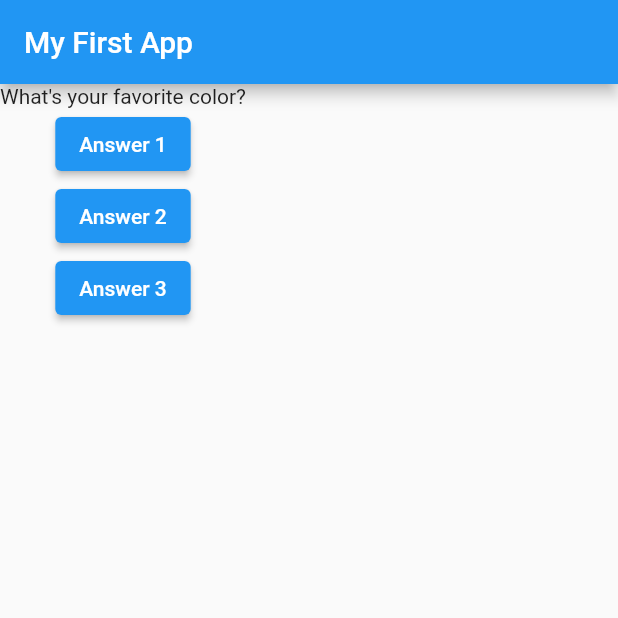
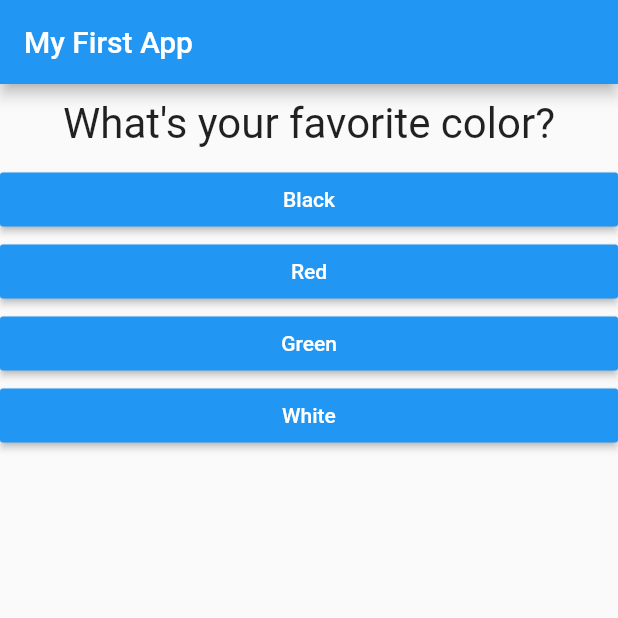
Before and after one commit to rohan1907/Flutter-apps, a Flutter app: the screen it shows after launch, on a phone screen of 412 x 824 dp, the top half of it. Run offline on Flutter 3.47's test engine with Material 2 defaults, Android fonts, the phone set to English and light mode, and no system bars.

Commit message:
Added Q/A implementation

```diff
--- /dev/null
+++ b/app1/lib/answer.dart
@@ -0,0 +1,21 @@
+import 'package:flutter/material.dart';
+
+class Answer extends StatelessWidget {
+  final Function selectHandler;
+  final String answerText;
+
+  Answer(this.selectHandler, this.answerText);
+
+  @override
+  Widget build(BuildContext context) {
+    return Container(
+      width: double.infinity,
+      child: RaisedButton(
+        color: Colors.blue,
+        textColor: Colors.white,
+        child: Text(answerText),
+        onPressed: selectHandler,
+      ),
+    );
+  }
+}
--- a/app1/lib/main.dart
+++ b/app1/lib/main.dart
@@ -1,4 +1,11 @@
 import 'package:flutter/material.dart';
+
+import './question.dart';
+import './answer.dart';
+
+// void main() {
+//   runApp(MyApp());
+// }
 
 void main() => runApp(MyApp());
 
@@ -23,8 +30,18 @@ class _MyAppState extends State<MyApp> {
   @override
   Widget build(BuildContext context) {
     var questions = [
-      'What\'s your favorite color?',
-      'What\'s your favorite animal?',
+      {
+        'questionText': 'What\'s your favorite color?',
+        'answers': ['Black', 'Red', 'Green', 'White'],
+      },
+      {
+        'questionText': 'What\'s your favorite animal?',
+        'answers': ['Rabbit', 'Snake', 'Elephant', 'Lion'],
+      },
+      {
+        'questionText': 'Who\'s your favorite instructor?',
+        'answers': ['Max', 'Max', 'Max', 'Max'],
+      },
     ];
     return MaterialApp(
       home: Scaffold(
@@ -33,24 +50,13 @@ class _MyAppState extends State<MyApp> {
         ),
         body: Column(
           children: [
-            Text(
-              questions[_questionIndex],
+            Question(
+              questions[_questionIndex]['questionText'],
             ),
-            ElevatedButton(
-              child: Text('Answer 1'),
-              onPressed: _answerQuestion,
-            ),
-            ElevatedButton(
-              child: Text('Answer 2'),
-              onPressed: () => print('Answer 2 chosen!'),
-            ),
-            ElevatedButton(
-              child: Text('Answer 3'),
-              onPressed: () {
-                // ...
-                print('Answer 3 chosen');
-              },
-            ),
+            ...(questions[_questionIndex]['answers'] as List<String>)
+                .map((answer) {
+              return Answer(_answerQuestion, answer);
+            }).toList()
           ],
         ),
       ),
--- /dev/null
+++ b/app1/lib/question.dart
@@ -0,0 +1,20 @@
+import 'package:flutter/material.dart';
+
+class Question extends StatelessWidget {
+  final String questionText;
+
+  Question(this.questionText);
+
+  @override
+  Widget build(BuildContext context) {
+    return Container(
+      width: double.infinity,
+      margin: EdgeInsets.all(10),
+      child: Text(
+        questionText,
+        style: TextStyle(fontSize: 28),
+        textAlign: TextAlign.center,
+      ),
+    );
+  }
+}
```
